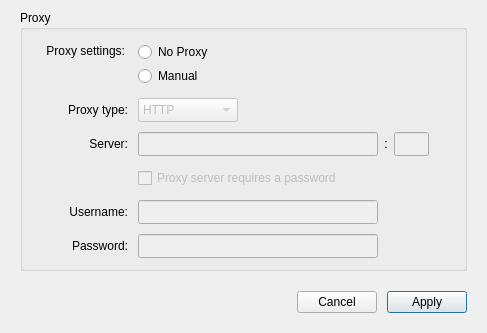
meganz/MEGAsync, file src/MEGASync/gui/linux/ProxySettings.ui: the form before one commit.
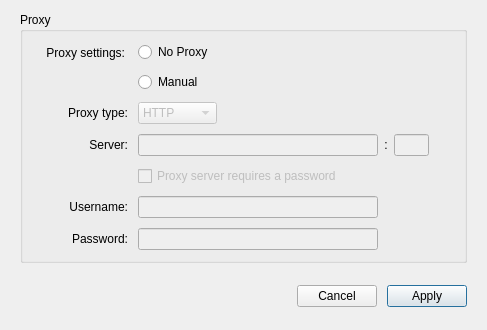
The form after the commit.

Commit message:
Remove fixed constraints from buttons and other elements
That have crept in during the Settings revamp task.

Patch:
```diff
--- a/src/MEGASync/gui/linux/ProxySettings.ui
+++ b/src/MEGASync/gui/linux/ProxySettings.ui
@@ -110,18 +110,6 @@
           <verstretch>0</verstretch>
          </sizepolicy>
         </property>
-        <property name="minimumSize">
-         <size>
-          <width>100</width>
-          <height>24</height>
-         </size>
-        </property>
-        <property name="maximumSize">
-         <size>
-          <width>16777215</width>
-          <height>24</height>
-         </size>
-        </property>
         <item>
          <property name="text">
           <string>HTTP</string>
@@ -139,18 +127,6 @@
         <property name="enabled">
          <bool>false</bool>
         </property>
-        <property name="minimumSize">
-         <size>
-          <width>0</width>
-          <height>24</height>
-         </size>
-        </property>
-        <property name="maximumSize">
-         <size>
-          <width>16777215</width>
-          <height>24</height>
-         </size>
-        </property>
         <property name="text">
          <string>Proxy server requires a password</string>
         </property>
@@ -184,13 +160,13 @@
         <property name="minimumSize">
          <size>
           <width>240</width>
-          <height>24</height>
+          <height>0</height>
          </size>
         </property>
         <property name="maximumSize">
          <size>
           <width>240</width>
-          <height>24</height>
+          <height>16777215</height>
          </size>
         </property>
         <property name="accessibleName">
@@ -233,13 +209,13 @@
            <property name="minimumSize">
             <size>
              <width>240</width>
-             <height>24</height>
+             <height>0</height>
             </size>
            </property>
            <property name="maximumSize">
             <size>
              <width>240</width>
-             <height>24</height>
+             <height>16777215</height>
             </size>
            </property>
            <property name="inputMethodHints">
@@ -274,13 +250,13 @@
            <property name="minimumSize">
             <size>
              <width>32</width>
-             <height>24</height>
+             <height>0</height>
             </size>
            </property>
            <property name="maximumSize">
             <size>
              <width>60</width>
-             <height>24</height>
+             <height>16777215</height>
             </size>
            </property>
            <property name="inputMethodHints">
@@ -327,7 +303,7 @@
         </property>
         <layout class="QVBoxLayout" name="wProxyChoiceLayout">
          <property name="spacing">
-          <number>0</number>
+          <number>10</number>
          </property>
          <property name="leftMargin">
           <number>0</number>
@@ -343,18 +319,6 @@
          </property>
          <item>
           <widget class="QRadioButton" name="rNoProxy">
-           <property name="minimumSize">
-            <size>
-             <width>0</width>
-             <height>24</height>
-            </size>
-           </property>
-           <property name="maximumSize">
-            <size>
-             <width>16777215</width>
-             <height>24</height>
-            </size>
-           </property>
            <property name="focusPolicy">
             <enum>Qt::StrongFocus</enum>
            </property>
@@ -365,18 +329,6 @@
          </item>
          <item>
           <widget class="QRadioButton" name="rProxyManual">
-           <property name="minimumSize">
-            <size>
-             <width>0</width>
-             <height>24</height>
-            </size>
-           </property>
-           <property name="maximumSize">
-            <size>
-             <width>16777215</width>
-             <height>24</height>
-            </size>
-           </property>
            <property name="focusPolicy">
             <enum>Qt::StrongFocus</enum>
            </property>
@@ -399,13 +351,13 @@
         <property name="minimumSize">
          <size>
           <width>240</width>
-          <height>24</height>
+          <height>0</height>
          </size>
         </property>
         <property name="maximumSize">
          <size>
           <width>240</width>
-          <height>24</height>
+          <height>16777215</height>
          </size>
         </property>
         <property name="accessibleName">
```
The commit also changes 3 other files.
